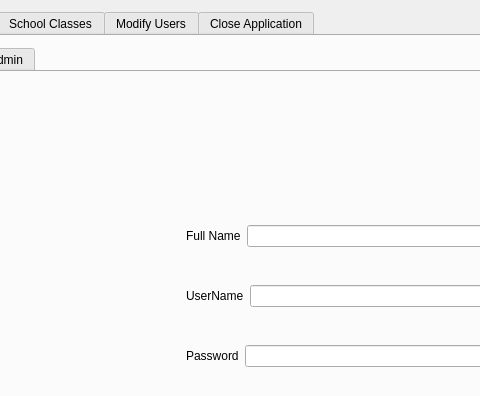
Old version of the form GUI/AdminGUIQtDesigner.ui in the repository applet199/OOPCourseWorkTwo; both pictures show x 189 to 669 and y 0 to 396 of the 1121 by 859 pixel window.
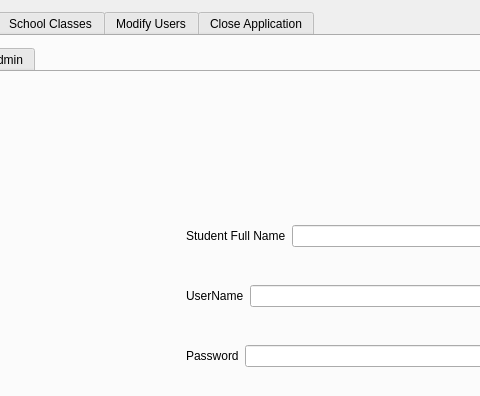
New version of the form. The open tabs and pages were chosen to show the change.

The edit to the form file:
```diff
--- a/GUI/AdminGUIQtDesigner.ui
+++ b/GUI/AdminGUIQtDesigner.ui
@@ -61,7 +61,7 @@
            <item>
             <widget class="QLabel" name="label">
              <property name="text">
-              <string>Full Name</string>
+              <string>Student Full Name</string>
              </property>
             </widget>
            </item>
```
Left out of the diff: 22 changed lines with no effect on the pictures.
